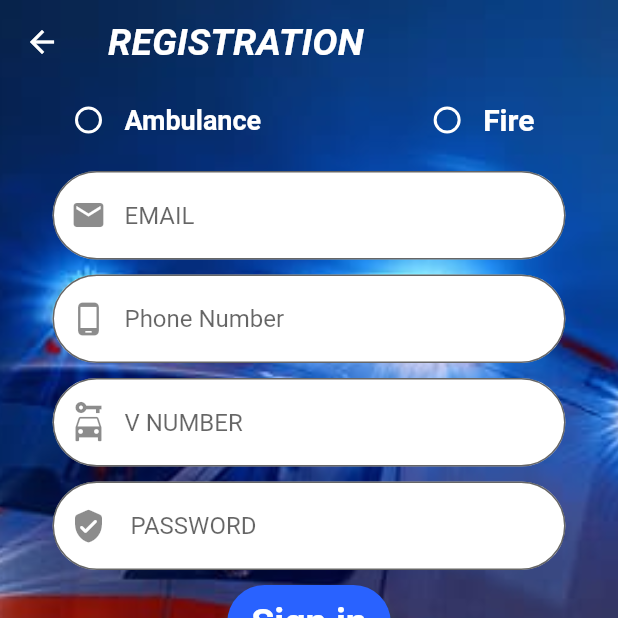
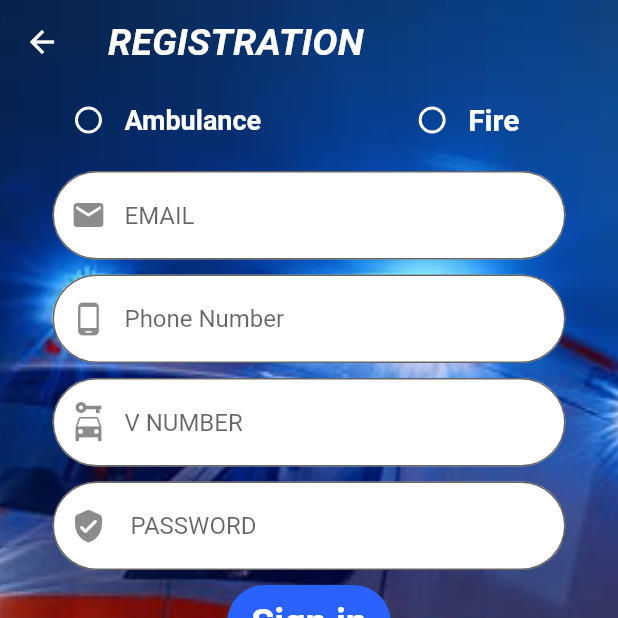
Before and after one commit to anirbanpal2002/appi, a Flutter app: the MyRegistration screen opened by its route, on a phone screen of 412 x 824 dp, the top half of it. Run offline on Flutter 3.47's test engine with Material 2 defaults, Android fonts, the phone set to English and light mode, and no system bars; our stand-ins replace cloud_firestore, firebase_auth, firebase_core, google_sign_in, location; accounts and stored records are empty.

Commit message:
button update

```diff
--- a/lib/Login.dart
+++ b/lib/Login.dart
@@ -30,7 +30,7 @@ class _MyLoginState extends State<MyLogin> {
       // await FirebaseAuth.instance.signOut();
       UserCredential userCredential = await FirebaseAuth.instance
               .signInWithEmailAndPassword(email: Email, password: Password)
-              .then((value) => Navigator.push(context,
+              .then((value) => Navigator.pushReplacement(context,
                   MaterialPageRoute(builder: (context) => const MyTrigger())))
           as UserCredential;
 
--- a/lib/Registration.dart
+++ b/lib/Registration.dart
@@ -124,7 +124,7 @@ class _MyRegistrationState extends State<MyRegistration> {
                           fontSize: 18,
                           fontWeight: FontWeight.bold),
                     ),
-                    const SizedBox(width: 100.0),
+                    const SizedBox(width: 90.0),
                     Radio(
                       fillColor: MaterialStateProperty.resolveWith(
                           (states) => Colors.white),
```
